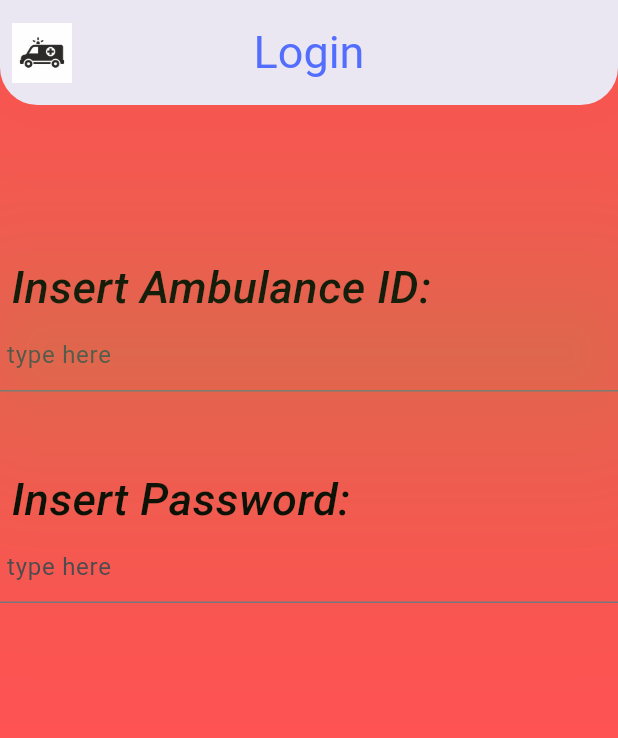
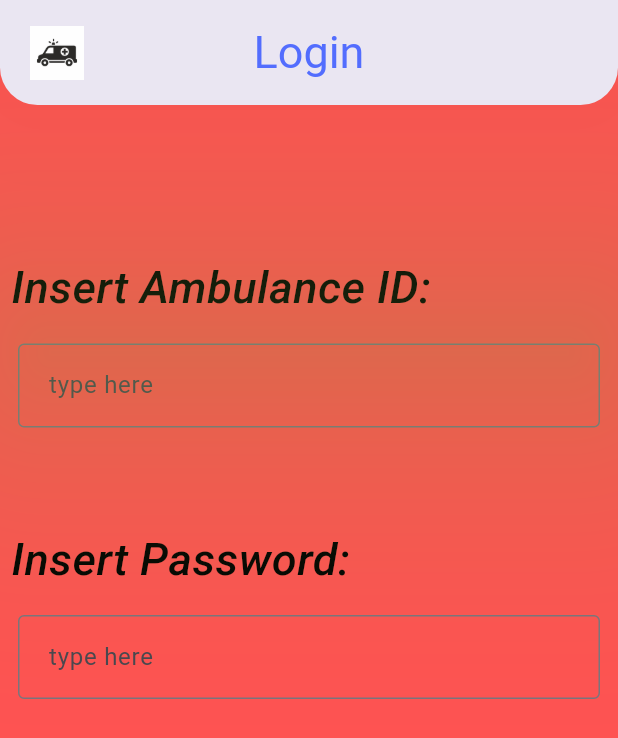
Before and after one commit to gerardocentrella/assd_project_ambulance, a Flutter app: the screen it shows after launch, on a phone screen of 412 x 824 dp. Shown: the top 738 px of the screen. Run offline on Flutter 3.47's test engine with Material 3 defaults, Android fonts, the phone set to English and light mode, and no system bars.

Commit message:
login commit

```diff
--- a/lib/pages/login.dart
+++ b/lib/pages/login.dart
@@ -43,7 +43,7 @@ TextStyle customTextStyle(){
               bottomRight: Radius.circular(25.0)
             )),
           leading: Padding(
-            padding: const EdgeInsets.all(8.0),
+            padding: const EdgeInsets.only(left: 20.0),
              child: Image.asset(
               'lib/assets/images/ambulance.png',
               fit: BoxFit.contain,
@@ -55,21 +55,26 @@ TextStyle customTextStyle(){
             crossAxisAlignment: CrossAxisAlignment.start,
             children: <Widget>[
                 Container(height: 100,),
-                Text(' Insert Ambulance ID:', textAlign: TextAlign.left, style: customTextStyle()),
-              const TextField(
+                Text(' Insert Ambulance ID:', textAlign: TextAlign.center, style: customTextStyle()),
+              const Padding(
+                  padding: EdgeInsets.symmetric(horizontal: 12, vertical: 16),
+              child: TextField(
                 decoration: InputDecoration(
-                  border: UnderlineInputBorder(),
+                  border: OutlineInputBorder(),
                   hintText: ' type here',
                 ),
               ),
+              ),
               Container(height: 50,),
-                Text(' Insert Password:', textAlign: TextAlign.left, style: customTextStyle()),
-                  const TextField(
-                  decoration: InputDecoration(
-                   border: UnderlineInputBorder(),
+                Text(' Insert Password:', textAlign: TextAlign.center, style: customTextStyle()),
+                  const Padding(padding: EdgeInsets.symmetric(horizontal: 12, vertical: 16),
+                    child: TextField(
+                    decoration: InputDecoration(
+                   border: OutlineInputBorder(),
                    hintText: ' type here',
                    ),
                 ),
+          ),
             ],
           ),
     );
```
